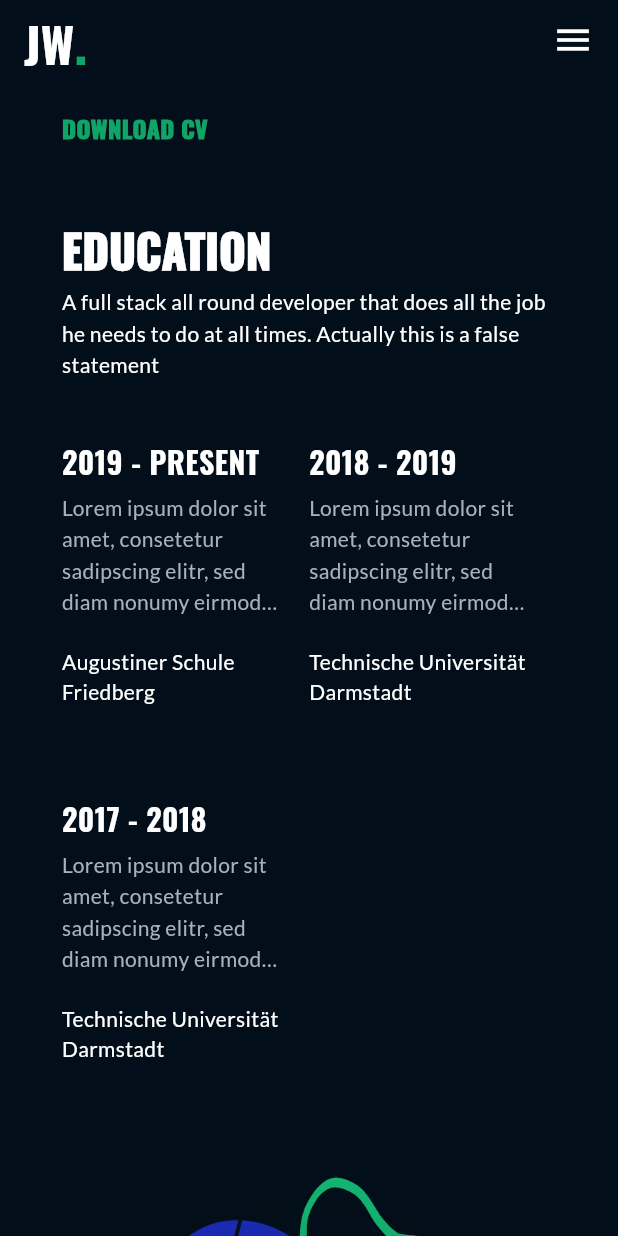
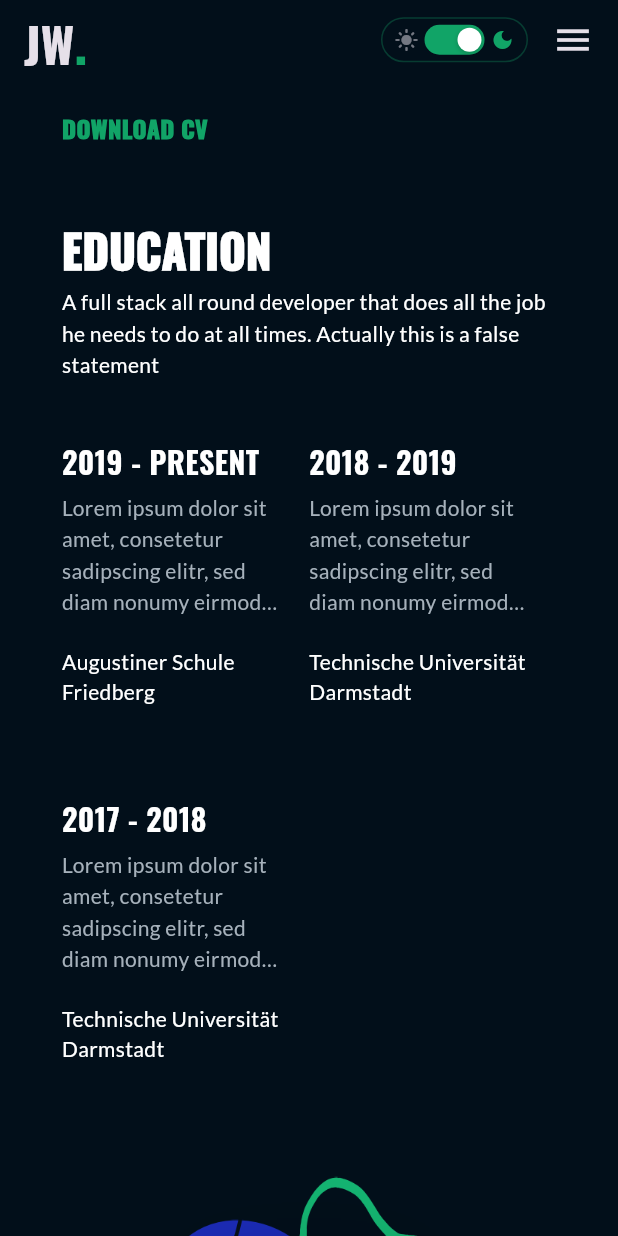
Before and after one commit to janek-w/janek-wenzlik.de, a Flutter app: the screen it shows after launch, scrolled down 576 dp, on a phone screen of 412 x 824 dp. Run offline on Flutter 3.47's test engine with Material 3 defaults, Android fonts, the phone set to English and light mode, and no system bars; drawn by our look-alikes of carousel_slider; our stand-ins replace google_fonts, responsive_framework.

Commit message:
Implement basi dark mode switch

```diff
--- a/lib/main.dart
+++ b/lib/main.dart
@@ -1,27 +1,30 @@
 import 'package:flutter/material.dart';
-import 'package:google_fonts/google_fonts.dart';
+import 'package:provider/provider.dart';
 import 'package:responsive_framework/responsive_framework.dart';
 import 'package:web_portfolio/pages/home/home.dart';
-import 'package:web_portfolio/utils/constants.dart';
+import 'package:web_portfolio/utils/app_themes.dart';
+import 'package:web_portfolio/utils/theme_provider.dart';
 
 void main() {
-  runApp(MyApp());
+  runApp(
+    ChangeNotifierProvider(
+      create: (context) => ThemeProvider(),
+      child: MyApp(),
+    ),
+  );
 }
 
 class MyApp extends StatelessWidget {
   @override
   Widget build(BuildContext context) {
+    return Consumer<ThemeProvider>(
+      builder: (context, themeProvider, child) {
         return MaterialApp(
           title: "Janek Wenzlik - Portfolio",
           debugShowCheckedModeBanner: false,
-      themeMode: ThemeMode.dark,
-      darkTheme: Theme.of(context).copyWith(
-        platform: TargetPlatform.android,
-        scaffoldBackgroundColor: kBackgroundColor,
-        primaryColor: kPrimaryColor,
-        canvasColor: kBackgroundColor,
-        textTheme: GoogleFonts.latoTextTheme(),
-      ),
+          theme: AppThemes.lightTheme,
+          darkTheme: AppThemes.darkTheme,
+          themeMode: themeProvider.isDarkMode ? ThemeMode.dark : ThemeMode.light,
           builder: (context, widget) => ResponsiveBreakpoints.builder(
             child: ClampingScrollWrapper.builder(context, widget!),
             breakpoints: [
@@ -34,5 +37,7 @@ class MyApp extends StatelessWidget {
           ),
           home: Home(),
         );
+      },
+    );
   }
 }
--- a/lib/pages/home/components/header.dart
+++ b/lib/pages/home/components/header.dart
@@ -6,6 +6,7 @@ import 'package:web_portfolio/pages/home/home.dart';
 import 'package:web_portfolio/utils/constants.dart';
 import 'package:web_portfolio/utils/globals.dart';
 import 'package:web_portfolio/utils/screen_helper.dart';
+import 'package:web_portfolio/utils/theme_toggle_switch.dart';
 
 void scrollToSection(GlobalKey key) {
   Scrollable.ensureVisible(
@@ -55,7 +56,7 @@ class HeaderLogo extends StatelessWidget {
                 TextSpan(
                   text: "J",
                   style: GoogleFonts.oswald(
-                    color: Colors.white,
+                    color: Theme.of(context).textTheme.bodyLarge?.color ?? Colors.white,
                     fontSize: 32.0,
                     fontWeight: FontWeight.bold,
                   ),
@@ -63,7 +64,7 @@ class HeaderLogo extends StatelessWidget {
                 TextSpan(
                   text: "W",
                   style: GoogleFonts.oswald(
-                    color: Colors.white,
+                    color: Theme.of(context).textTheme.bodyLarge?.color ?? Colors.white,
                     fontSize: 32.0,
                     fontWeight: FontWeight.bold,
                   ),
@@ -93,38 +94,56 @@ class HeaderRow extends StatelessWidget {
       visibleConditions: [
         Condition.largerThan(name: MOBILE),
       ],
+      child: Container(
+        width: MediaQuery.of(context).size.width * 0.85,
         child: Row(
-        children: headerItems
+          mainAxisSize: MainAxisSize.max,
+
+          children: [
+            // Regular navigation items (HOME, CV, PORTFOLIO)
+            ...headerItems
+                .where((item) => !item.isButton)
                 .map(
-              (item) => item.isButton
-                  ? MouseRegion(
+                  (item) => MouseRegion(
                     cursor: SystemMouseCursors.click,
                     child: Container(
-                        decoration: BoxDecoration(
-                          color: kPrimaryColor,
-                          borderRadius: BorderRadius.circular(8.0),
-                        ),
-                        padding: EdgeInsets.symmetric(
-                            horizontal: 20.0, vertical: 5.0),
-                        child: TextButton(
-                          onPressed: item.onTap,
+                      margin: EdgeInsets.only(right: 30.0),
+                      child: GestureDetector(
+                        onTap: item.onTap,
                         child: Text(
                           item.title,
                           style: TextStyle(
-                              color: Colors.white,
+                            color: Theme.of(context).textTheme.bodyLarge?.color ?? Colors.white,
                             fontSize: 13.0,
                             fontWeight: FontWeight.bold,
                           ),
                         ),
                       ),
                     ),
+                  ),
                 )
-                  : MouseRegion(
+                .toList(),
+            // Theme toggle switch positioned between Portfolio and Contact
+            const SizedBox(width: 10),
+            Spacer(),
+            ThemeToggleSwitch(),
+            const SizedBox(width: 20),
+            ...headerItems
+                .where((item) => item.isButton)
+                .map(
+                  (item) => MouseRegion(
                     cursor: SystemMouseCursors.click,
                     child: Container(
-                        margin: EdgeInsets.only(right: 30.0),
-                        child: GestureDetector(
-                          onTap: item.onTap,
+                      margin: EdgeInsets.symmetric(horizontal: 8.0),
+                      height: 35.0,
+                      decoration: BoxDecoration(
+                        color: kPrimaryColor,
+                        borderRadius: BorderRadius.circular(8.0),
+                      ),
+                      padding: EdgeInsets.symmetric(
+                          horizontal: 20.0, vertical: 0),
+                      child: TextButton(
+                        onPressed: item.onTap,
                         child: Text(
                           item.title,
                           style: TextStyle(
@@ -138,6 +157,8 @@ class HeaderRow extends StatelessWidget {
                   ),
                 )
                 .toList(),
+          ],
+        ),
       ),
     );
   }
@@ -150,17 +171,17 @@ class Header extends StatelessWidget {
       child: ScreenHelper(
         desktop: Padding(
           padding: EdgeInsets.symmetric(vertical: 8.0),
-          child: buildHeader(),
+          child: buildHeader(context),
         ),
         // We will make this in a bit
-        mobile: buildMobileHeader(),
-        tablet: buildHeader(),
+        mobile: buildMobileHeader(context),
+        tablet: buildHeader(context),
       ),
     );
   }
 
   // mobile header
-  Widget buildMobileHeader() {
+  Widget buildMobileHeader(BuildContext context) {
     return SafeArea(
       child: Padding(
         padding: EdgeInsets.symmetric(horizontal: 16.0),
@@ -168,6 +189,10 @@ class Header extends StatelessWidget {
           mainAxisAlignment: MainAxisAlignment.spaceBetween,
           children: [
             HeaderLogo(),
+            Row(
+              children: [
+                ThemeToggleSwitch(),
+                const SizedBox(width: 16),
                 // Restart server to make icons work
                 // Lets make a scaffold key and create a drawer
                 GestureDetector(
@@ -177,9 +202,11 @@ class Header extends StatelessWidget {
                   },
                   child: Icon(
                     Icons.menu,
-                color: Colors.white,
+                    color: Theme.of(context).textTheme.bodyLarge?.color ?? Colors.white,
                     size: 28.0,
                   ),
+                )
+              ],
             )
           ],
         ),
@@ -188,7 +215,7 @@ class Header extends StatelessWidget {
   }
 
   // Lets plan for mobile and smaller width screens
-  Widget buildHeader() {
+  Widget buildHeader(BuildContext context) {
     return Container(
       padding: EdgeInsets.symmetric(horizontal: 16.0),
       child: Row(
--- a/lib/pages/home/home.dart
+++ b/lib/pages/home/home.dart
@@ -58,9 +58,10 @@ class _HomeState extends State<Home> {
                         title: Text(
                           headerItems[index].title,
                           style: TextStyle(
-                            color: Colors.white,
+                            color: Theme.of(context).textTheme.bodyLarge?.color,
                           ),
                         ),
+                        onTap: headerItems[index].onTap,
                       );
               },
               separatorBuilder: (BuildContext context, int index) {
--- /dev/null
+++ b/lib/utils/app_themes.dart
@@ -0,0 +1,37 @@
+import 'package:flutter/material.dart';
+import 'package:google_fonts/google_fonts.dart';
+import 'package:web_portfolio/utils/constants.dart';
+
+class AppThemes {
+  static ThemeData get darkTheme {
+    return ThemeData(
+      brightness: Brightness.dark,
+      platform: TargetPlatform.android,
+      scaffoldBackgroundColor: kDarkBackgroundColor,
+      primaryColor: kPrimaryColor,
+      canvasColor: kDarkBackgroundColor,
+      textTheme: GoogleFonts.latoTextTheme(ThemeData.dark().textTheme),
+      colorScheme: const ColorScheme.dark(
+        primary: kPrimaryColor,
+        surface: kDarkBackgroundColor,
+        background: kDarkBackgroundColor,
+      ),
+    );
+  }
+
+  static ThemeData get lightTheme {
+    return ThemeData(
+      brightness: Brightness.light,
+      platform: TargetPlatform.android,
+      scaffoldBackgroundColor: kLightBackgroundColor,
+      primaryColor: kPrimaryColor,
+      canvasColor: kLightBackgroundColor,
+      textTheme: GoogleFonts.latoTextTheme(ThemeData.light().textTheme),
+      colorScheme: const ColorScheme.light(
+        primary: kPrimaryColor,
+        surface: kLightBackgroundColor,
+        background: kLightBackgroundColor,
+      ),
+    );
+  }
+}
--- a/lib/utils/constants.dart
+++ b/lib/utils/constants.dart
@@ -1,8 +1,19 @@
 import 'package:flutter/material.dart';
 
+// Primary color (same for both themes)
 const Color kPrimaryColor = Color.fromRGBO(17, 164, 103, 1);
-const Color kBackgroundColor = Color.fromRGBO(2, 15, 26, 1);
-const Color kCaptionColor = Color.fromRGBO(166, 177, 187, 1);
+
+// Dark theme colors
+const Color kDarkBackgroundColor = Color.fromRGBO(2, 15, 26, 1);
+const Color kDarkCaptionColor = Color.fromRGBO(166, 177, 187, 1);
+
+// Light theme colors
+const Color kLightBackgroundColor = Color.fromRGBO(248, 249, 250, 1);
+const Color kLightCaptionColor = Color.fromRGBO(108, 117, 125, 1);
+
+// Backward compatibility
+const Color kBackgroundColor = kDarkBackgroundColor;
+const Color kCaptionColor = kDarkCaptionColor;
 
 // Lets replace all static sizes
 const double kDesktopMaxWidth = 1000.0;
--- /dev/null
+++ b/lib/utils/theme_provider.dart
@@ -0,0 +1,17 @@
+import 'package:flutter/material.dart';
+
+class ThemeProvider with ChangeNotifier {
+  bool _isDarkMode = true;
+
+  bool get isDarkMode => _isDarkMode;
+
+  void toggleTheme() {
+    _isDarkMode = !_isDarkMode;
+    notifyListeners();
+  }
+
+  void setTheme(bool isDark) {
+    _isDarkMode = isDark;
+    notifyListeners();
+  }
+}
--- /dev/null
+++ b/lib/utils/theme_toggle_switch.dart
@@ -0,0 +1,80 @@
+import 'package:flutter/material.dart';
+import 'package:provider/provider.dart';
+import 'package:web_portfolio/utils/theme_provider.dart';
+
+class ThemeToggleSwitch extends StatelessWidget {
+  @override
+  Widget build(BuildContext context) {
+    return Consumer<ThemeProvider>(
+      builder: (context, themeProvider, child) {
+        return Container(
+          padding: const EdgeInsets.symmetric(horizontal: 8.0, vertical: 4.0),
+          decoration: BoxDecoration(
+            borderRadius: BorderRadius.circular(20),
+            border: Border.all(
+              color: Theme.of(context).primaryColor.withOpacity(0.3),
+              width: 1,
+            ),
+          ),
+          child: Row(
+            mainAxisSize: MainAxisSize.min,
+            children: [
+              Icon(
+                Icons.light_mode,
+                size: 16,
+                color: !themeProvider.isDarkMode
+                    ? Theme.of(context).primaryColor
+                    : Theme.of(context).textTheme.bodyMedium?.color?.withOpacity(0.5),
+              ),
+              const SizedBox(width: 4),
+              GestureDetector(
+                onTap: () => themeProvider.toggleTheme(),
+                child: Container(
+                  width: 40,
+                  height: 20,
+                  decoration: BoxDecoration(
+                    borderRadius: BorderRadius.circular(10),
+                    color: themeProvider.isDarkMode
+                        ? Theme.of(context).primaryColor
+                        : Colors.grey.shade300,
+                  ),
+                  child: AnimatedAlign(
+                    duration: const Duration(milliseconds: 200),
+                    curve: Curves.easeInOut,
+                    alignment: themeProvider.isDarkMode
+                        ? Alignment.centerRight
+                        : Alignment.centerLeft,
+                    child: Container(
+                      width: 16,
+                      height: 16,
+                      margin: const EdgeInsets.all(2),
+                      decoration: BoxDecoration(
+                        shape: BoxShape.circle,
+                        color: Colors.white,
+                        boxShadow: [
+                          BoxShadow(
+                            color: Colors.black.withOpacity(0.2),
+                            blurRadius: 2,
+                            offset: const Offset(0, 1),
+                          ),
+                        ],
+                      ),
+                    ),
+                  ),
+                ),
+              ),
+              const SizedBox(width: 4),
+              Icon(
+                Icons.dark_mode,
+                size: 16,
+                color: themeProvider.isDarkMode
+                    ? Theme.of(context).primaryColor
+                    : Theme.of(context).textTheme.bodyMedium?.color?.withOpacity(0.5),
+              ),
+            ],
+          ),
+        );
+      },
+    );
+  }
+}
--- a/pubspec.yaml
+++ b/pubspec.yaml
@@ -28,6 +28,7 @@ dependencies:
   smooth_page_indicator: ^1.2.1
   carousel_slider: ^5.1.1
   material: ^1.0.0+2
+  provider: ^6.1.2
 
   # The following adds the Cupertino Icons font to your application.
   # Use with the CupertinoIcons class for iOS style icons.
```
Also changed, not shown: pubspec.lock. Lines whose indentation alone changed are shown as unchanged.
